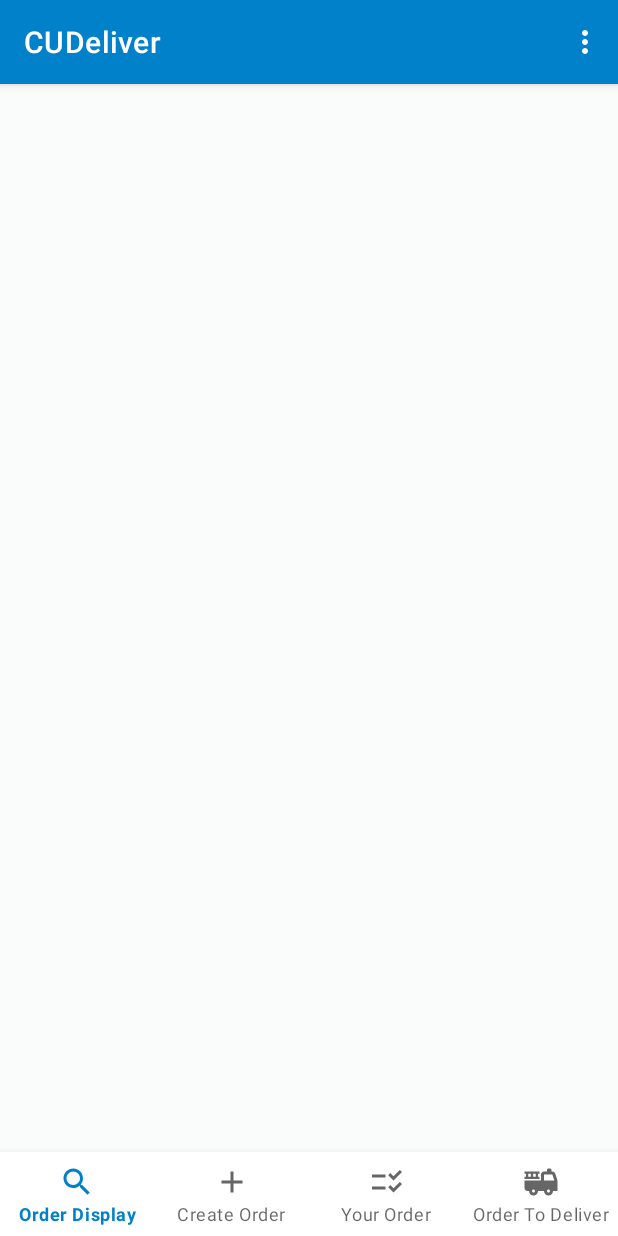
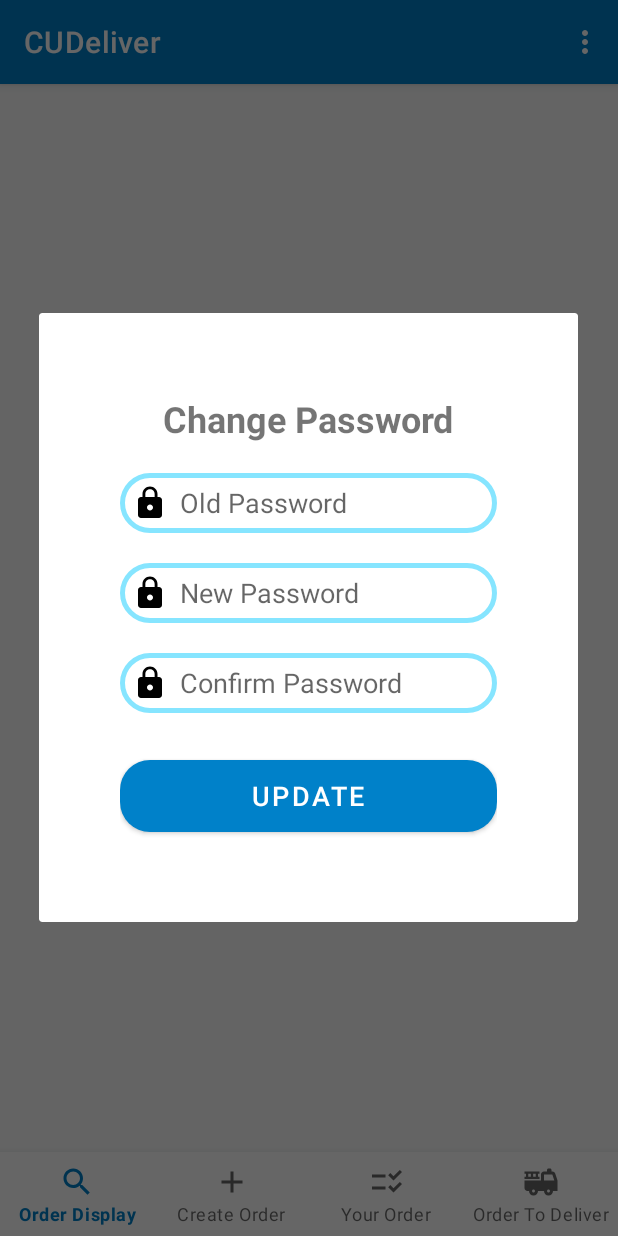
Before and after one commit to CKY531/CUDeliver, an Android app: the screen it shows after launch once a user with an empty profile is signed in (OrderActivity), in the options menu, after a tap on "Change Password", on a phone screen of 412 x 824 dp. Run offline under Robolectric (Android 15) with nearby library versions, the phone set to English and light mode, and no system bars; our stand-ins replace Firebase (no records; nobody signed in at launch, a user with empty details on screens opened directly); pictures from the network do not load.

Commit message:
change password implemented

```diff
--- a/app/src/main/java/edu/cuhk/cudeliver/OrderActivity.java
+++ b/app/src/main/java/edu/cuhk/cudeliver/OrderActivity.java
@@ -1,21 +1,37 @@
 package edu.cuhk.cudeliver;
 
+import androidx.annotation.ContentView;
 import androidx.annotation.NonNull;
+import androidx.appcompat.app.AlertDialog;
 import androidx.appcompat.app.AppCompatActivity;
 import androidx.fragment.app.Fragment;
 import androidx.fragment.app.FragmentManager;
 import androidx.fragment.app.FragmentTransaction;
 
+import android.app.ProgressDialog;
+import android.content.Context;
+import android.content.DialogInterface;
 import android.content.Intent;
 import android.os.Bundle;
 import android.util.Log;
+import android.view.LayoutInflater;
 import android.view.Menu;
 import android.view.MenuInflater;
 import android.view.MenuItem;
+import android.view.View;
+import android.view.inputmethod.InputMethodManager;
+import android.widget.Button;
+import android.widget.EditText;
 
+import com.bumptech.glide.util.Util;
+import com.google.android.gms.tasks.OnFailureListener;
+import com.google.android.gms.tasks.OnSuccessListener;
+import com.google.firebase.auth.AuthCredential;
+import com.google.firebase.auth.EmailAuthProvider;
 import com.google.firebase.auth.FirebaseAuth;
 
 import com.google.firebase.auth.FirebaseAuth;
+import com.google.firebase.auth.FirebaseUser;
 import com.google.firebase.database.DatabaseReference;
 import com.google.firebase.database.FirebaseDatabase;
 
@@ -28,13 +44,22 @@ public class OrderActivity extends AppCompatActivity {
     ActivityOrderBinding orderBinding;
     FirebaseAuth auth;
 
+    ProgressDialog progressDialog;
+
+    View contentView;
+
     @Override
     protected void onCreate(Bundle savedInstanceState) {
         super.onCreate(savedInstanceState);
         orderBinding = ActivityOrderBinding.inflate(getLayoutInflater());
         setContentView(orderBinding.getRoot());
+        contentView = findViewById(android.R.id.content);
         auth = FirebaseAuth.getInstance();
         replaceFrag(new OrderDisplayFragment());
+        progressDialog = new ProgressDialog(this);
+        progressDialog.setCancelable(true);
+        progressDialog.setMessage("Updating...");
+        progressDialog.setProgressStyle(ProgressDialog.STYLE_SPINNER);
 
         //Add Listener to listen to bottom nav bar
         orderBinding.bottomNavigationView.setOnItemSelectedListener(item -> {
@@ -70,7 +95,7 @@ public class OrderActivity extends AppCompatActivity {
         switch (item.getItemId()){
             case R.id.option_change_password:
                 Log.d("USER", String.valueOf(auth.getCurrentUser()));
-//                changePassword();
+                showChangePasswordDialog();
                 return true;
 
             case R.id.option_logout:
@@ -88,6 +113,80 @@ public class OrderActivity extends AppCompatActivity {
         }
     }
 
+    private void showChangePasswordDialog(){
+        AlertDialog dialog = new AlertDialog.Builder(this).create();
+
+        LayoutInflater inflater = LayoutInflater.from(this);
+        View changePasswordLayout = inflater.inflate(R.layout.dialog_change_password,null);
+        dialog.setView(changePasswordLayout);
+        EditText oldPassword = changePasswordLayout.findViewById(R.id.old_password);
+        EditText newPassword1 = changePasswordLayout.findViewById(R.id.new_password1);
+        EditText newPassword2 = changePasswordLayout.findViewById(R.id.new_password2);
+        Button update = changePasswordLayout.findViewById(R.id.button_change_password);
+        update.setOnClickListener(new View.OnClickListener() {
+            @Override
+            public void onClick(View view) {
+                InputMethodManager imm = (InputMethodManager)getSystemService(Context.INPUT_METHOD_SERVICE);
+                imm.hideSoftInputFromWindow(view.getWindowToken(), 0);
+                progressDialog.show();
+                String op =  oldPassword.getText().toString().trim();
+                String np1 = newPassword1.getText().toString().trim();
+                String np2 = newPassword2.getText().toString().trim();
+                FirebaseUser user = auth.getCurrentUser();
+                AuthCredential credential = EmailAuthProvider.getCredential(user.getEmail(),op);
+
+                user.reauthenticate(credential).addOnFailureListener(new OnFailureListener() {
+                    @Override
+                    public void onFailure(@NonNull Exception e) {
+                        progressDialog.hide();
+                        if (e.getMessage().equals("The password is invalid or the user does not have a password.")) {
+                            Utils.showMessage(contentView,"Password incorrect",Utils.WARNING);
+                        }else
+                        {
+                            Log.d("AUTH",e.getMessage());
+                            Utils.showMessage(contentView,"Unknown error.",Utils.WARNING);
+                        }
+                    }
+                }).addOnSuccessListener(new OnSuccessListener<Void>() {
+                    @Override
+                    public void onSuccess(Void unused) {
+                        progressDialog.hide();
+                        if (np1.length() < 8){
+                            Utils.showMessage((View) contentView,"Password too short",Utils.WARNING);
+                        }
+                        else if (!Utils.passwordConfirm(np1,np2)){
+                            Utils.showMessage((View) contentView,"Password not match",Utils.WARNING);
+                        }
+                        else {
+                            auth.getCurrentUser().updatePassword(np1).addOnSuccessListener(new OnSuccessListener<Void>() {
+                                @Override
+                                public void onSuccess(Void unused) {
+                                    progressDialog.hide();
+                                    Utils.showMessage((View) contentView,"Success",Utils.MESSAGE);
+                                    dialog.dismiss();
+                                }
+                            }).addOnFailureListener(new OnFailureListener() {
+                                @Override
+                                public void onFailure(@NonNull Exception e) {
+                                    progressDialog.hide();
+                                    if (e.getMessage().equals("The password is invalid or the user does not have a password.")) {
+                                        Utils.showMessage(contentView,"Old Password incorrect",Utils.WARNING);
+                                    }else
+                                    {
+                                        Log.d("AUTH",e.getMessage());
+                                        Utils.showMessage(contentView,"Unknown error.",Utils.WARNING);
+                                    }
+                                }
+                            });
+                        }
+                    }
+
+                });
+                    }
+                });
+        dialog.show();
+    }
+
     //Replace old order fragment with the new one according to the selected item in bottom nav
     public void replaceFrag(Fragment frag) {
         FragmentManager fMan = getSupportFragmentManager();
--- a/app/src/main/java/edu/cuhk/cudeliver/Utils.java
+++ b/app/src/main/java/edu/cuhk/cudeliver/Utils.java
@@ -31,7 +31,7 @@ public class Utils {
         if (password1.length() < 8) {
             throw new Exception("Password too short");
         }
-        if (!password1.equals(password2))
+        if (passwordConfirm(password1,password2))
         {
             throw new Exception( "Password does not match");
         }
@@ -45,6 +45,10 @@ public class Utils {
         if (password1.length() == 0) {
             throw new Exception("Please enter password");
         }
+    }
+
+    public static boolean passwordConfirm(String password1,String password2) {
+        return (password1.equals(password2));
     }
 
     public static void showMessage(View contentView,String message,int type ) {
--- /dev/null
+++ b/app/src/main/res/layout/dialog_change_password.xml
@@ -0,0 +1,89 @@
+<?xml version="1.0" encoding="utf-8"?>
+<LinearLayout
+    xmlns:android="http://schemas.android.com/apk/res/android"
+    xmlns:tools="http://schemas.android.com/tools"
+    xmlns:app="http://schemas.android.com/apk/res-auto"
+    xmlns:card_view="http://schemas.android.com/apk/res-auto"
+    android:layout_width="match_parent"
+    android:layout_height="match_parent"
+    android:orientation="vertical"
+    android:gravity="center"
+    tools:context=".SignUpActivity"
+    >
+
+    <LinearLayout
+        android:layout_width="match_parent"
+        android:layout_height="wrap_content"
+        android:layout_margin="30dp"
+        app:cardCornerRadius="30dp"
+        app:cardElevation="20dp"
+        >
+        <LinearLayout
+            android:layout_width="match_parent"
+            android:layout_height="wrap_content"
+            android:layout_gravity="center_horizontal"
+            android:orientation="vertical"
+            android:padding="24dp">
+            <TextView
+                android:layout_width="match_parent"
+                android:layout_height="wrap_content"
+                android:text="Change Password"
+                android:id="@+id/text_login"
+                android:textSize="24sp"
+                android:textStyle="bold"
+                android:textAlignment="center"
+                />
+            <EditText
+                android:layout_width="match_parent"
+                android:layout_height="40dp"
+                android:id="@+id/old_password"
+                android:background="@drawable/custom_edit_text"
+                android:drawableLeft="@drawable/ic_baseline_lock_24"
+                android:drawablePadding="8dp"
+                android:hint="Old Password"
+                android:inputType="textPassword"
+                android:padding="8dp"
+                android:textColor="@color/black"
+                android:layout_marginTop="20dp"
+                />
+
+            <EditText
+                android:layout_width="match_parent"
+                android:layout_height="40dp"
+                android:id="@+id/new_password1"
+                android:background="@drawable/custom_edit_text"
+                android:drawableLeft="@drawable/ic_baseline_lock_24"
+                android:drawablePadding="8dp"
+                android:hint="New Password"
+                android:inputType="textPassword"
+                android:padding="8dp"
+                android:textColor="@color/black"
+                android:layout_marginTop="20dp"
+                />
+            <EditText
+                android:layout_width="match_parent"
+                android:layout_height="40dp"
+                android:id="@+id/new_password2"
+                android:background="@drawable/custom_edit_text"
+                android:drawableLeft="@drawable/ic_baseline_lock_24"
+                android:drawablePadding="8dp"
+                android:hint="Confirm Password"
+                android:inputType="textPassword"
+                android:padding="8dp"
+                android:textColor="@color/black"
+                android:layout_marginTop="20dp"
+                />
+            <Button
+                android:layout_width="match_parent"
+                android:layout_height="60dp"
+                android:id="@+id/button_change_password"
+                android:text="Update"
+                android:textSize="18sp"
+                android:layout_marginTop="25dp"
+                app:cornerRadius="20dp"/>
+
+        </LinearLayout>
+    </LinearLayout>
+
+
+</LinearLayout>
```
